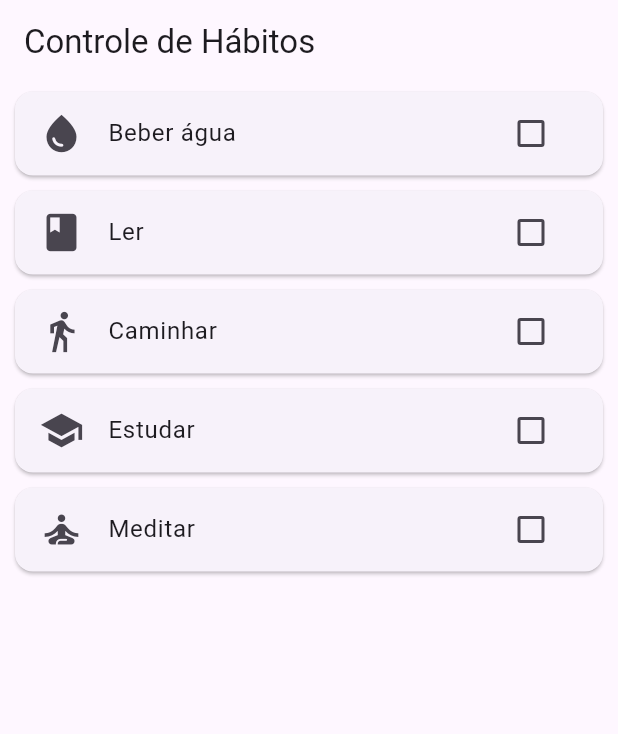
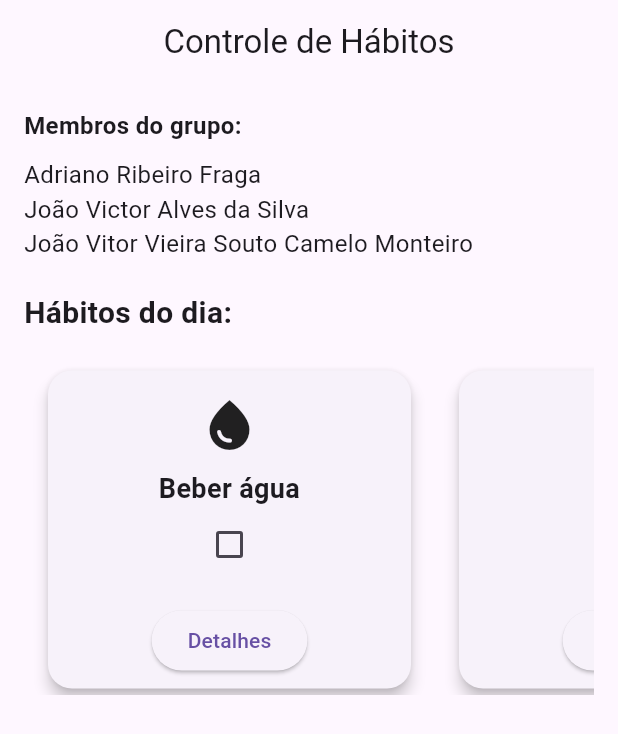
Before and after one commit to JoaoVieiraSCM/App-Controle-Habitos, a Flutter app: the screen it shows after launch, on a phone screen of 412 x 824 dp. Shown: the top 734 px of the screen. Run offline on Flutter 3.47's test engine with Material 3 defaults, Android fonts, the phone set to English and light mode, and no system bars.

Commit message:
Adding carousel and members

```diff
--- a/app_controle_habitos/lib/main.dart
+++ b/app_controle_habitos/lib/main.dart
@@ -1,6 +1,13 @@
 import 'package:flutter/material.dart';
 import 'habit.dart';
 import 'habit_detail.dart';
+
+/*
+  Grupo: Adriano Ribeiro Fraga, João Victor Alves da Silva, João Vitor Vieira Souto Camelo Monteiro
+  Disciplina: Desenvolvimento para Dispositivos Móveis 1
+  Professor: Davi Reis
+  Data: 20/05/2025
+*/
 
 void main() {
   runApp(HabitApp());
@@ -35,17 +42,49 @@
   @override
   Widget build(BuildContext context) {
     return Scaffold(
-      appBar: AppBar(title: const Text('Controle de Hábitos')),
-      body: ListView.builder(
+      appBar: AppBar(title: const Center(child: Text('Controle de Hábitos'),),),
+      body: Padding(
+        padding: const EdgeInsets.all(16.0),
+        child: Column(
+          crossAxisAlignment: CrossAxisAlignment.start,
+          children: [
+            const Text("Membros do grupo:", style: TextStyle(fontSize: 16, fontWeight: FontWeight.bold)),
+            const SizedBox(height: 10),
+            const Text("Adriano Ribeiro Fraga", style: TextStyle(fontSize: 16)),
+            const Text("João Victor Alves da Silva", style: TextStyle(fontSize: 16)),
+            const Text("João Vitor Vieira Souto Camelo Monteiro", style: TextStyle(fontSize: 16)),
+            const SizedBox(height: 20),
+            const Text("Hábitos do dia:", style: TextStyle(fontSize: 20, fontWeight: FontWeight.bold)),
+            const SizedBox(height: 20),
+            SizedBox(
+              height: 220,
+              child: ListView.builder(
+                scrollDirection: Axis.horizontal,
                 itemCount: habits.length,
                 itemBuilder: (context, index) {
                   final habit = habits[index];
-          return Card(
-            margin: const EdgeInsets.symmetric(horizontal: 10, vertical: 5),
-            child: ListTile(
-              leading: Icon(habit.icon, size: 30),
-              title: Text(habit.name),
-              trailing: Checkbox(
+                  return Padding(
+                    padding: const EdgeInsets.symmetric(horizontal: 12),
+                    child: SizedBox(
+                      width: 250,
+                      child: Card(
+                        elevation: 4,
+                        shape: RoundedRectangleBorder(
+                          borderRadius: BorderRadius.circular(16),
+                        ),
+                        child: Padding(
+                          padding: const EdgeInsets.all(16.0),
+                          child: Column(
+                            mainAxisAlignment: MainAxisAlignment.center,
+                            children: [
+                              Icon(habit.icon, size: 40),
+                              const SizedBox(height: 10),
+                              Text(
+                                habit.name,
+                                style: const TextStyle(fontSize: 18, fontWeight: FontWeight.bold),
+                                textAlign: TextAlign.center,
+                              ),
+                              Checkbox(
                                 value: habit.completedToday,
                                 onChanged: (value) {
                                   setState(() {
@@ -53,7 +92,9 @@
                                   });
                                 },
                               ),
-              onTap: () {
+                              const SizedBox(height: 16),
+                              ElevatedButton(
+                                onPressed: () {
                                   Navigator.push(
                                     context,
                                     MaterialPageRoute(
@@ -61,10 +102,20 @@
                                     ),
                                   );
                                 },
+                                child: const Text("Detalhes"),
+                              ),
+                            ],
+                          ),
+                        ),
+                      ),
                     ),
                   );
                 },
               ),
+            ),
+          ],
+        ),
+      ),
     );
   }
 }
```
Lines whose indentation alone changed are shown as unchanged.
